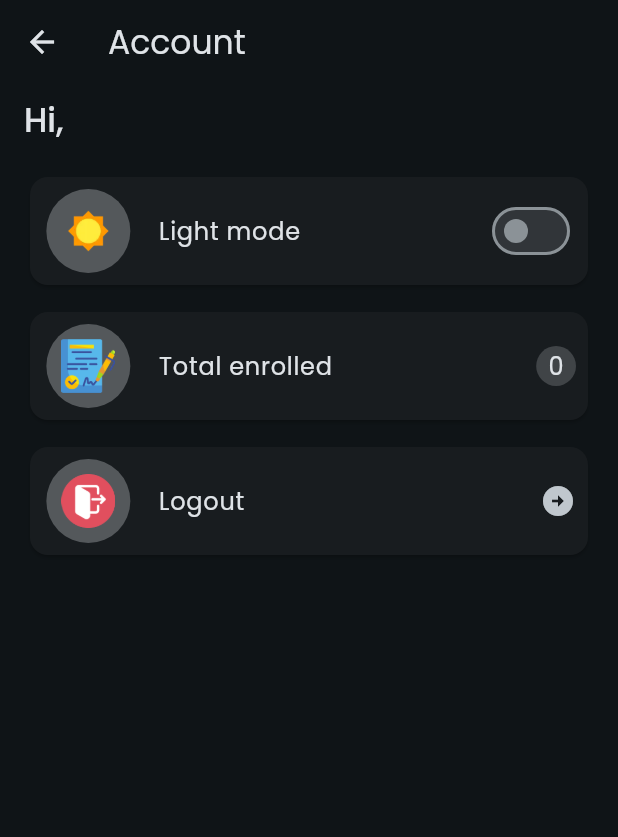
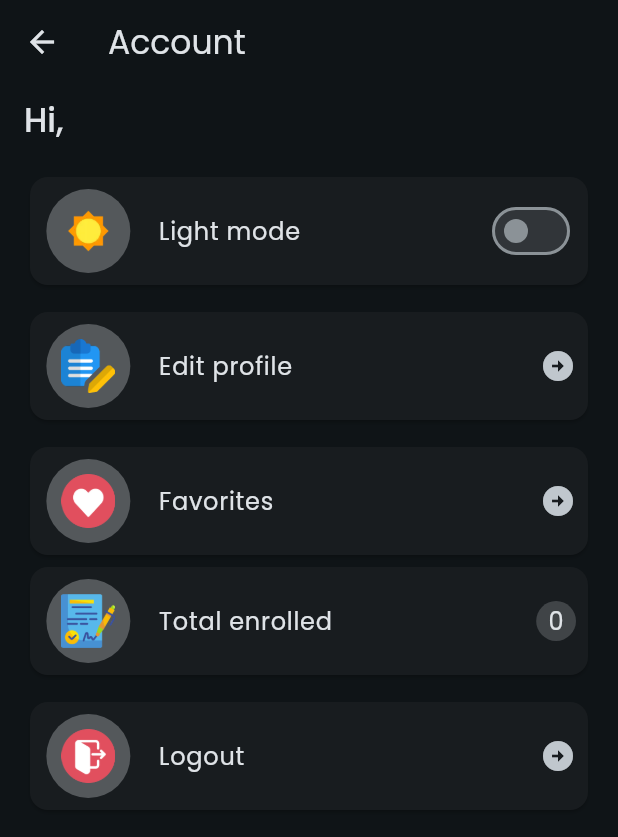
Before and after one commit to hinasahammed/Lms, a Flutter app: the AccountView screen opened directly, on a phone screen of 412 x 824 dp. Shown: the top 837 px of the screen. Run offline on Flutter 3.47's test engine with Material 3 defaults, Android fonts, the phone set to English and light mode, and no system bars; our stand-ins replace another_flushbar, awesome_dialog, cached_network_image, firebase_auth, firebase_core, gap and 7 more; accounts and stored records are empty.

Commit message:
some changes

```diff
--- a/lib/data/network/network_api_services.dart
+++ b/lib/data/network/network_api_services.dart
@@ -37,7 +37,7 @@ class NetworkApiServices extends BaseApiServices {
       responseJson = returnResponse(response);
       return responseJson;
     } on SocketException {
-      throw InternetException();
+      throw InternetException('No internet');
     } on RequestTimeoutEception {
       throw RequestTimeoutEception();
     } on ServerException {
@@ -60,8 +60,8 @@ class NetworkApiServices extends BaseApiServices {
 
       responseJson = returnResponse(response);
       return responseJson;
-    } on InternetException {
-      throw InternetException();
+    } on SocketException {
+      throw InternetException('No internet');
     } on RequestTimeoutEception {
       throw RequestTimeoutEception();
     } on ServerException {
--- a/lib/view/account/account_view.dart
+++ b/lib/view/account/account_view.dart
@@ -72,23 +72,23 @@ class _AccountViewState extends State<AccountView> {
               imageUrl: IconsAsset.lightMode,
             ),
             const Gap(10),
-            // AccountTile(
-            //   trailing: const Icon(Icons.arrow_circle_right),
-            //   imageUrl: IconsAsset.edit,
-            //   onTap: () {
-            //     Get.toNamed(RoutesName.editProfile);
-            //   },
-            //   title: 'Edit profile',
-            // ),
-            // const Gap(10),
-            // AccountTile(
-            //   trailing: const Icon(Icons.arrow_circle_right),
-            //   imageUrl: IconsAsset.favorite,
-            //   onTap: () {
-            //     Get.toNamed(RoutesName.favorites);
-            //   },
-            //   title: 'Favorites',
-            // ),
+            AccountTile(
+              trailing: const Icon(Icons.arrow_circle_right),
+              imageUrl: IconsAsset.edit,
+              onTap: () {
+                // Get.toNamed(RoutesName.editProfile);
+              },
+              title: 'Edit profile',
+            ),
+            const Gap(10),
+            AccountTile(
+              trailing: const Icon(Icons.arrow_circle_right),
+              imageUrl: IconsAsset.favorite,
+              onTap: () {
+                // Get.toNamed(RoutesName.favorites);
+              },
+              title: 'Favorites',
+            ),
             AccountTile(
               title: 'Total enrolled',
               trailing: Container(
--- a/lib/viewmodel/controller/login/login_viewmodel.dart
+++ b/lib/viewmodel/controller/login/login_viewmodel.dart
@@ -26,6 +26,7 @@ class LoginViewModel extends GetxController {
       "password": passwordController.value.text,
     }).then((value) {
       setReqStatusResponse(Status.completed);
+      if (value != null) {
         if (value['message'] == "Login successful.") {
           setLogedin(true);
           Get.offAllNamed(RoutesName.tabBar);
@@ -42,8 +43,10 @@ class LoginViewModel extends GetxController {
             Icons.error,
           );
         }
+      }
     }).onError((error, stackTrace) {
       setReqStatusResponse(Status.error);
+
       Utils.showSnackbarToast(
         context,
         "Failed",
```
Also changed, not shown: lib/view/allCourses/all_courses_view.dart (+9 -0 lines). Lines whose indentation alone changed are shown as unchanged.
